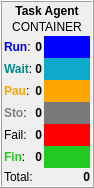
Before: the Qt Designer form qpfhmi/frmagentstatus.ui in jc-gonzalez/qpfnn, drawn with Qt 5.
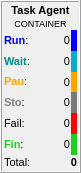
After: the same form once the commit is applied.

```diff
--- a/qpfhmi/frmagentstatus.ui
+++ b/qpfhmi/frmagentstatus.ui
@@ -6,8 +6,8 @@
    <rect>
     <x>0</x>
     <y>0</y>
-    <width>94</width>
-    <height>188</height>
+    <width>81</width>
+    <height>173</height>
    </rect>
   </property>
   <property name="windowTitle">
@@ -21,7 +21,7 @@
   </property>
   <layout class="QVBoxLayout" name="verticalLayout_4">
    <property name="spacing">
-    <number>2</number>
+    <number>1</number>
    </property>
    <property name="leftMargin">
     <number>2</number>
@@ -39,6 +39,7 @@
     <widget class="QLabel" name="lblTaskAgentName">
      <property name="font">
       <font>
+       <pointsize>8</pointsize>
        <weight>75</weight>
        <bold>true</bold>
       </font>
@@ -53,6 +54,11 @@
    </item>
    <item>
     <widget class="QLabel" name="lblTaskAgentMode">
+     <property name="font">
+      <font>
+       <pointsize>7</pointsize>
+      </font>
+     </property>
      <property name="text">
       <string>CONTAINER</string>
      </property>
@@ -70,6 +76,11 @@
        </property>
        <item>
         <widget class="QLabel" name="label_5">
+         <property name="font">
+          <font>
+           <pointsize>8</pointsize>
+          </font>
+         </property>
          <property name="text">
           <string>&lt;html&gt;&lt;head/&gt;&lt;body&gt;&lt;p&gt;&lt;span style=&quot; font-weight:600; color:#0000ff;&quot;&gt;Run&lt;/span&gt;:&lt;/p&gt;&lt;/body&gt;&lt;/html&gt;</string>
          </property>
@@ -77,6 +88,11 @@
        </item>
        <item>
         <widget class="QLabel" name="label_11">
+         <property name="font">
+          <font>
+           <pointsize>8</pointsize>
+          </font>
+         </property>
          <property name="text">
           <string>&lt;html&gt;&lt;head/&gt;&lt;body&gt;&lt;p&gt;&lt;span style=&quot; font-weight:600; color:#008b8b;&quot;&gt;Wait&lt;/span&gt;:&lt;/p&gt;&lt;/body&gt;&lt;/html&gt;</string>
          </property>
@@ -84,6 +100,11 @@
        </item>
        <item>
         <widget class="QLabel" name="label_12">
+         <property name="font">
+          <font>
+           <pointsize>8</pointsize>
+          </font>
+         </property>
          <property name="text">
           <string>&lt;html&gt;&lt;head/&gt;&lt;body&gt;&lt;p&gt;&lt;span style=&quot; font-weight:600; color:#ffa500;&quot;&gt;Pau&lt;/span&gt;:&lt;/p&gt;&lt;/body&gt;&lt;/html&gt;</string>
          </property>
@@ -91,6 +112,11 @@
        </item>
        <item>
         <widget class="QLabel" name="label_13">
+         <property name="font">
+          <font>
+           <pointsize>8</pointsize>
+          </font>
+         </property>
          <property name="text">
           <string>&lt;html&gt;&lt;head/&gt;&lt;body&gt;&lt;p&gt;&lt;span style=&quot; font-weight:600; color:#808080;&quot;&gt;Sto&lt;/span&gt;:&lt;/p&gt;&lt;/body&gt;&lt;/html&gt;</string>
          </property>
@@ -98,6 +124,11 @@
        </item>
        <item>
         <widget class="QLabel" name="label_14">
+         <property name="font">
+          <font>
+           <pointsize>8</pointsize>
+          </font>
+         </property>
          <property name="text">
           <string>&lt;html&gt;&lt;head/&gt;&lt;body&gt;&lt;p&gt;Fail:&lt;/p&gt;&lt;/body&gt;&lt;/html&gt;</string>
          </property>
@@ -105,6 +136,11 @@
        </item>
        <item>
         <widget class="QLabel" name="label_15">
+         <property name="font">
+          <font>
+           <pointsize>8</pointsize>
+          </font>
+         </property>
          <property name="text">
           <string>&lt;html&gt;&lt;head/&gt;&lt;body&gt;&lt;p&gt;&lt;span style=&quot; font-weight:600; color:#21ca21;&quot;&gt;Fin&lt;/span&gt;:&lt;/p&gt;&lt;/body&gt;&lt;/html&gt;</string>
          </property>
@@ -121,8 +157,7 @@
         <widget class="QLabel" name="lblRun">
          <property name="font">
           <font>
-           <weight>75</weight>
-           <bold>true</bold>
+           <pointsize>8</pointsize>
           </font>
          </property>
          <property name="text">
@@ -140,8 +175,7 @@
         <widget class="QLabel" name="lblWait">
          <property name="font">
           <font>
-           <weight>75</weight>
-           <bold>true</bold>
+           <pointsize>8</pointsize>
           </font>
          </property>
          <property name="text">
@@ -159,8 +193,7 @@
         <widget class="QLabel" name="lblPau">
          <property name="font">
           <font>
-           <weight>75</weight>
-           <bold>true</bold>
+           <pointsize>8</pointsize>
           </font>
          </property>
          <property name="text">
@@ -178,8 +211,7 @@
         <widget class="QLabel" name="lblSto">
          <property name="font">
           <font>
-           <weight>75</weight>
-           <bold>true</bold>
+           <pointsize>8</pointsize>
           </font>
          </property>
          <property name="text">
@@ -197,8 +229,7 @@
         <widget class="QLabel" name="lblFail">
          <property name="font">
           <font>
-           <weight>75</weight>
-           <bold>true</bold>
+           <pointsize>8</pointsize>
           </font>
          </property>
          <property name="text">
@@ -216,8 +247,7 @@
         <widget class="QLabel" name="lblFin">
          <property name="font">
           <font>
-           <weight>75</weight>
-           <bold>true</bold>
+           <pointsize>8</pointsize>
           </font>
          </property>
          <property name="text">
@@ -241,7 +271,7 @@
        <item>
         <widget class="QFrame" name="frmRunning">
          <property name="sizePolicy">
-          <sizepolicy hsizetype="Expanding" vsizetype="Preferred">
+          <sizepolicy hsizetype="Preferred" vsizetype="Expanding">
            <horstretch>0</horstretch>
            <verstretch>0</verstretch>
           </sizepolicy>
@@ -252,6 +282,12 @@
            <height>0</height>
           </size>
          </property>
+         <property name="maximumSize">
+          <size>
+           <width>6</width>
+           <height>16777215</height>
+          </size>
+         </property>
          <property name="styleSheet">
           <string notr="true">background-color: rgb(0, 0, 255);</string>
          </property>
@@ -269,7 +305,7 @@
        <item>
         <widget class="QFrame" name="frmWaiting_">
          <property name="sizePolicy">
-          <sizepolicy hsizetype="Expanding" vsizetype="Preferred">
+          <sizepolicy hsizetype="Preferred" vsizetype="Expanding">
            <horstretch>0</horstretch>
            <verstretch>0</verstretch>
           </sizepolicy>
@@ -280,6 +316,12 @@
            <height>0</height>
           </size>
          </property>
+         <property name="maximumSize">
+          <size>
+           <width>6</width>
+           <height>16777215</height>
+          </size>
+         </property>
          <property name="styleSheet">
           <string notr="true">background-color: rgb(14, 170, 204);</string>
          </property>
@@ -297,7 +339,7 @@
        <item>
         <widget class="QFrame" name="frmPaused">
          <property name="sizePolicy">
-          <sizepolicy hsizetype="Expanding" vsizetype="Preferred">
+          <sizepolicy hsizetype="Preferred" vsizetype="Expanding">
            <horstretch>0</horstretch>
            <verstretch>0</verstretch>
           </sizepolicy>
@@ -308,6 +350,12 @@
            <height>0</height>
           </size>
          </property>
+         <property name="maximumSize">
+          <size>
+           <width>6</width>
+           <height>16777215</height>
+          </size>
+         </property>
          <property name="styleSheet">
           <string notr="true">background-color:rgb(255, 165, 0);</string>
          </property>
@@ -325,7 +373,7 @@
        <item>
         <widget class="QFrame" name="frmStopped">
          <property name="sizePolicy">
-          <sizepolicy hsizetype="Expanding" vsizetype="Preferred">
+          <sizepolicy hsizetype="Preferred" vsizetype="Expanding">
            <horstretch>0</horstretch>
            <verstretch>0</verstretch>
           </sizepolicy>
@@ -336,6 +384,12 @@
            <height>0</height>
           </size>
          </property>
+         <property name="maximumSize">
+          <size>
+           <width>6</width>
+           <height>16777215</height>
+          </size>
+         </property>
          <property name="styleSheet">
           <string notr="true">background-color: rgb(121, 121, 121);</string>
          </property>
@@ -353,7 +407,7 @@
        <item>
         <widget class="QFrame" name="frmFailed">
          <property name="sizePolicy">
-          <sizepolicy hsizetype="Expanding" vsizetype="Preferred">
+          <sizepolicy hsizetype="Preferred" vsizetype="Expanding">
            <horstretch>0</horstretch>
            <verstretch>0</verstretch>
           </sizepolicy>
@@ -364,6 +418,12 @@
            <height>0</height>
           </size>
          </property>
+         <property name="maximumSize">
+          <size>
+           <width>6</width>
+           <height>16777215</height>
+          </size>
+         </property>
          <property name="styleSheet">
           <string notr="true">background-color: rgb(255, 0, 0);</string>
          </property>
@@ -381,7 +441,7 @@
        <item>
         <widget class="QFrame" name="frmFinished">
          <property name="sizePolicy">
-          <sizepolicy hsizetype="Expanding" vsizetype="Preferred">
+          <sizepolicy hsizetype="Preferred" vsizetype="Expanding">
            <horstretch>0</horstretch>
            <verstretch>0</verstretch>
           </sizepolicy>
@@ -392,6 +452,12 @@
            <height>0</height>
           </size>
          </property>
+         <property name="maximumSize">
+          <size>
+           <width>6</width>
+           <height>16777215</height>
+          </size>
+         </property>
          <property name="styleSheet">
           <string notr="true">background-color: rgb(33, 202, 33);</string>
          </property>
@@ -414,6 +480,11 @@
     <layout class="QHBoxLayout" name="horizontalLayout_8">
      <item>
       <widget class="QLabel" name="label">
+       <property name="font">
+        <font>
+         <pointsize>8</pointsize>
+        </font>
+       </property>
        <property name="text">
         <string>Total:</string>
        </property>
@@ -423,6 +494,7 @@
       <widget class="QLabel" name="lblTotalTasks">
        <property name="font">
         <font>
+         <pointsize>8</pointsize>
          <weight>75</weight>
          <bold>true</bold>
         </font>
```
Left out of the diff: 6 changed lines with no effect on the pictures.
